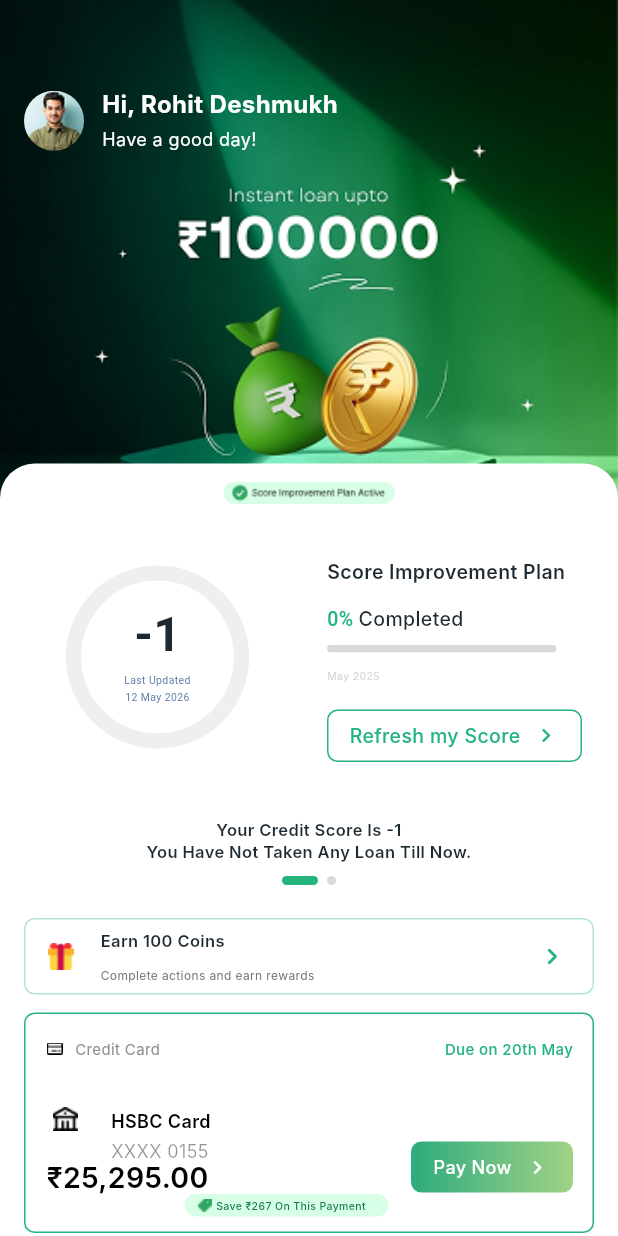
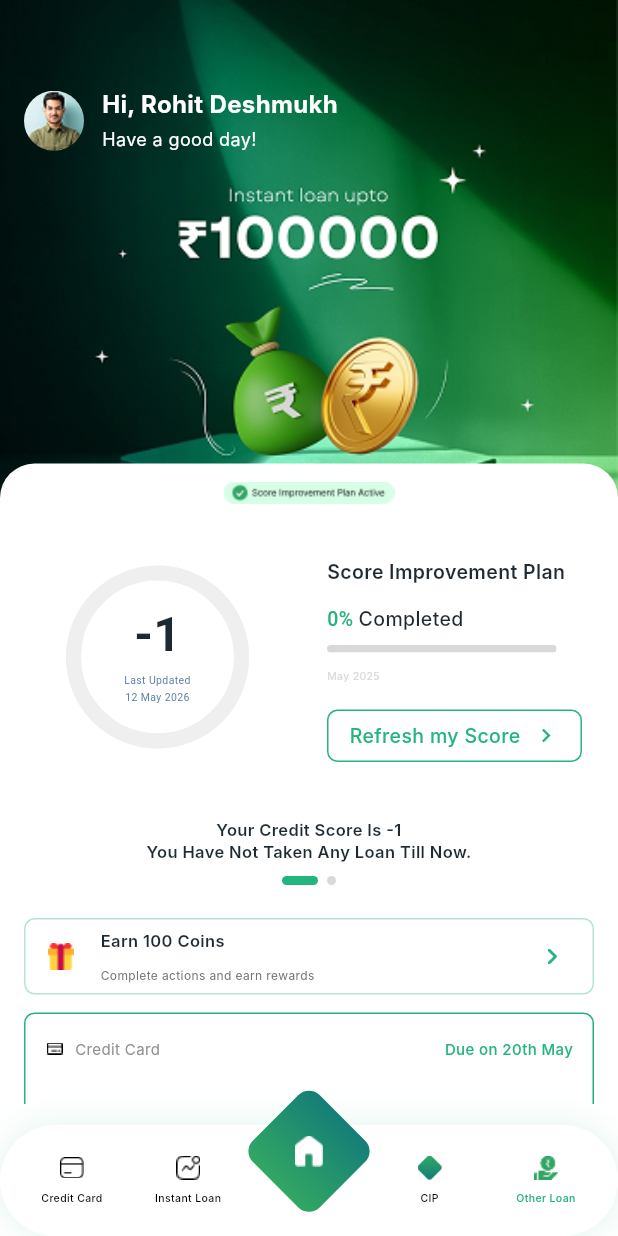
Before and after one commit to AryaMehta03/swipeloan_flutter_assessment, a Flutter app: the screen it shows after launch, on a phone screen of 412 x 824 dp. Run offline on Flutter 3.47's test engine with Material 3 defaults, Android fonts, the phone set to English and light mode, and no system bars; Roboto replaces fonts that are missing (Inter, Poppins).

Commit message:
feat: implement custom floating bottom navigation

```diff
--- a/lib/features/home/presentation/screens/home_screen.dart
+++ b/lib/features/home/presentation/screens/home_screen.dart
@@ -1,8 +1,12 @@
 import 'package:flutter/material.dart';
 import 'package:swipeloan_flutter_assessment/features/home/presentation/widgets/credit_card_payment_card.dart';
+import 'package:swipeloan_flutter_assessment/features/home/presentation/widgets/custom_bottom_nav.dart';
+import 'package:swipeloan_flutter_assessment/features/home/presentation/widgets/explore_more_section.dart';
+import 'package:swipeloan_flutter_assessment/features/home/presentation/widgets/help_banner_card.dart';
 import 'package:swipeloan_flutter_assessment/features/home/presentation/widgets/interest_rate_card.dart';
 import 'package:swipeloan_flutter_assessment/features/home/presentation/widgets/loan_option_card.dart';
 import 'package:swipeloan_flutter_assessment/features/home/presentation/widgets/pay_bills_section.dart';
+import 'package:swipeloan_flutter_assessment/features/home/presentation/widgets/track_spends_card.dart';
 
 import '../../../../core/constants/app_colors.dart';
 import '../widgets/header_section.dart';
@@ -36,12 +40,19 @@ class HomeScreen extends StatelessWidget {
                   const LoanOptionCard(),
                   const SizedBox(height: 13),
                   const PayBillsSection(),
+                  const SizedBox(height: 13),
+                  const TrackSpendsCard(),
+                  const SizedBox(height: 21),
+                  const ExploreMoreSection(),
+                  const SizedBox(height: 18),
+                  const HelpBannerCard(),
                 ],
               ),
             ),
           ],
         ),
       ),
+      bottomNavigationBar: const CustomBottomNav(),
     );
   }
 }
--- a/lib/features/home/presentation/widgets/custom_bottom_nav.dart
+++ b/lib/features/home/presentation/widgets/custom_bottom_nav.dart
@@ -0,0 +1,147 @@
+import 'dart:math' as math;
+
+import 'package:flutter/material.dart';
+
+import '../../../../core/constants/app_assets.dart';
+import '../../../../core/constants/app_colors.dart';
+
+class CustomBottomNav extends StatelessWidget {
+  const CustomBottomNav({super.key});
+
+  @override
+  Widget build(BuildContext context) {
+    return SafeArea(
+      top: false,
+      child: SizedBox(
+        height: 88,
+        child: Stack(
+          clipBehavior: Clip.none,
+          alignment: Alignment.topCenter,
+          children: [
+            Positioned.fill(
+              top: 14,
+              child: Container(
+                decoration: BoxDecoration(
+                  color: Colors.white,
+                  borderRadius: BorderRadius.circular(100),
+                  boxShadow: [
+                    BoxShadow(
+                      color: AppColors.primary.withOpacity(.12),
+                      blurRadius: 18,
+                      spreadRadius: 2,
+                    ),
+                  ],
+                ),
+                child: const Padding(
+                  padding: EdgeInsets.symmetric(horizontal: 18),
+                  child: Row(
+                    mainAxisAlignment: MainAxisAlignment.spaceBetween,
+                    children: [
+                      _NavItem(
+                        icon: AppAssets.navCreditCard,
+                        label: 'Credit Card',
+                      ),
+                      _NavItem(
+                        icon: AppAssets.navInstantLoan,
+                        label: 'Instant Loan',
+                      ),
+                      SizedBox(width: 66),
+                      _NavItem(
+                        icon: AppAssets.navCip,
+                        label: 'CIP',
+                      ),
+                      _NavItem(
+                        icon: AppAssets.navOtherLoan,
+                        label: 'Other Loan',
+                        selected: true,
+                      ),
+                    ],
+                  ),
+                ),
+              ),
+            ),
+
+            const _HomeButton(),
+          ],
+        ),
+      ),
+    );
+  }
+}
+
+class _HomeButton extends StatelessWidget {
+  const _HomeButton();
+
+  @override
+  Widget build(BuildContext context) {
+    return Transform.rotate(
+      angle: -math.pi / 4,
+      child: Container(
+        width: 63,
+        height: 63,
+        decoration: BoxDecoration(
+          borderRadius: BorderRadius.circular(10),
+          gradient: const LinearGradient(
+            colors: [
+              Color(0xff32A763),
+              Color(0xff157E77),
+            ],
+          ),
+        ),
+        child: Transform.rotate(
+          angle: math.pi / 4,
+          child: Center(
+            child: Image.asset(
+              AppAssets.navHome,
+              width: 19,
+              height: 21,
+            ),
+          ),
+        ),
+      ),
+    );
+  }
+}
+
+class _NavItem extends StatelessWidget {
+  const _NavItem({
+    required this.icon,
+    required this.label,
+    this.selected = false,
+  });
+
+  final String icon;
+  final String label;
+  final bool selected;
+
+  @override
+  Widget build(BuildContext context) {
+    return SizedBox(
+      width: 60,
+      child: Column(
+        mainAxisAlignment: MainAxisAlignment.center,
+        children: [
+          Image.asset(
+            icon,
+            width: 16,
+            height: 16,
+            fit: BoxFit.contain,
+          ),
+          const SizedBox(height: 7),
+          Text(
+            label,
+            textAlign: TextAlign.center,
+            style: TextStyle(
+              fontFamily: 'Inter',
+              fontSize: 7,
+              fontWeight: FontWeight.w500,
+              color: selected
+                  ? AppColors.primary
+                  : Colors.black,
+            ),
+          ),
+        ],
+      ),
+    );
+  }
+}
```
